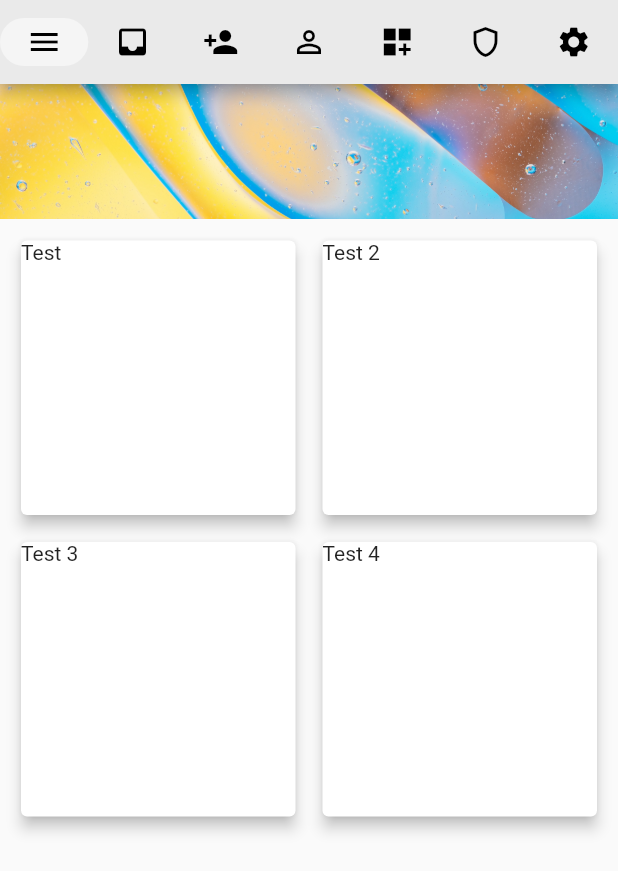
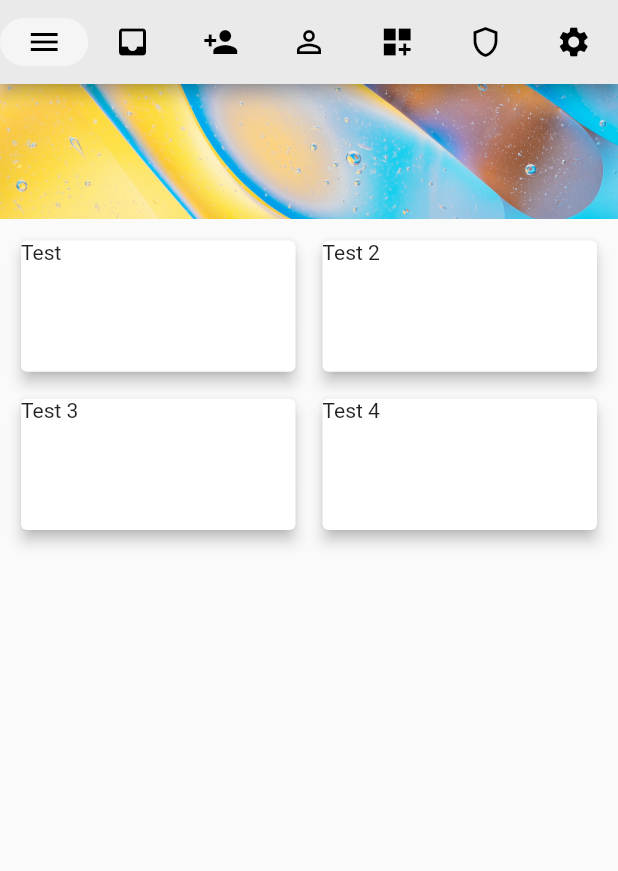
Before and after one commit to Demetriox/flutter-client, a Flutter app: the screen it shows after launch, on a phone screen of 412 x 824 dp. Shown: the top 871 px of the screen. Run offline on Flutter 3.47's test engine with Material 2 defaults, Android fonts, the phone set to English and light mode, and no system bars; our stand-ins replace flutter_dotenv, flutter_native_splash, flutter_riverpod.

Commit message:
height fix

```diff
--- a/splendid/lib/gui/views/inbox.dart
+++ b/splendid/lib/gui/views/inbox.dart
@@ -38,6 +38,8 @@ class _InboxState extends State<Inbox> {
                   crossAxisCount: 2,
                   crossAxisSpacing: 10.0,
                   mainAxisSpacing: 10.0,
+                  childAspectRatio: MediaQuery.of(context).size.width /
+                      (MediaQuery.of(context).size.height / 4),
                   children: List.generate(list.length, (index) => list[index])),
             ),
           )
```
